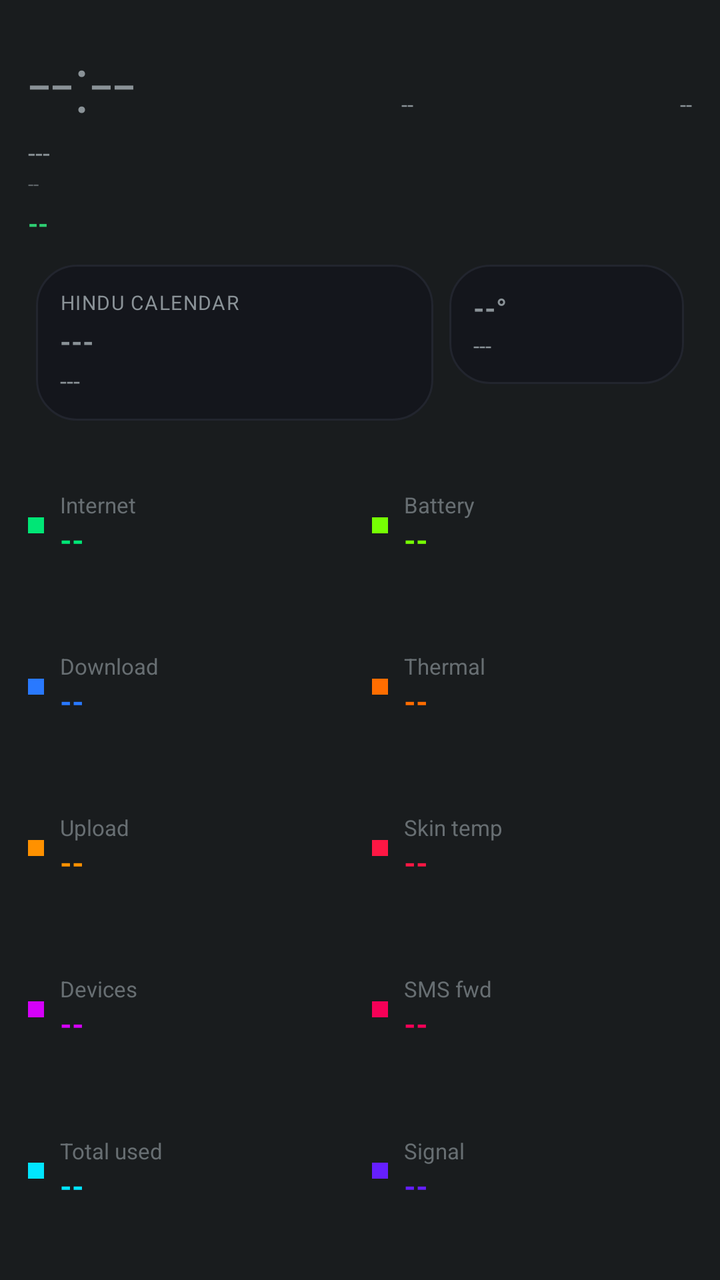
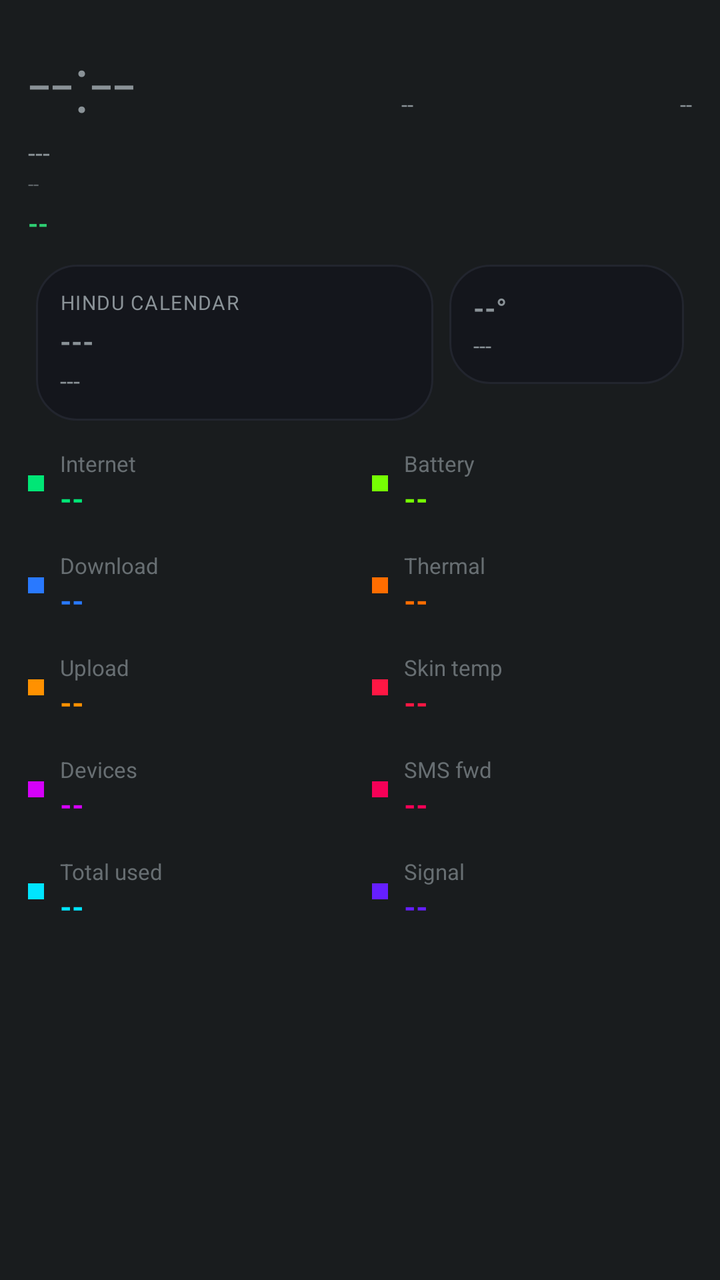

The first picture is an Android layout as it rendered before a commit; the second is the same layout after the commit. The layout source and the unified diff follow.
<!-- AndroidManifest.xml: application theme android:Theme.DeviceDefault.NoActionBar -->
<!-- res/layout/aod_layout_rainbow_dash.xml -->
<?xml version="1.0" encoding="utf-8"?>
<LinearLayout xmlns:android="http://schemas.android.com/apk/res/android"
    android:id="@+id/bg_root"
    android:layout_width="match_parent"
    android:layout_height="match_parent"
    android:orientation="vertical"
    android:padding="14dp">

    <LinearLayout
        android:layout_width="match_parent"
        android:layout_height="wrap_content"
        android:orientation="horizontal">

        <TextView
            android:id="@+id/clock"
            android:layout_width="wrap_content"
            android:layout_height="wrap_content"
            android:textSize="40sp"
            android:fontFamily="sans-serif-light"
            android:text="--:--" />

        <TextView
            android:id="@+id/net_type_badge"
            android:layout_width="0dp"
            android:layout_height="wrap_content"
            android:layout_weight="1"
            android:layout_gravity="top"
            android:gravity="end"
            android:textSize="11sp"
            android:text="--" />

        <TextView
            android:id="@+id/akd_badge"
            android:layout_width="0dp"
            android:layout_height="wrap_content"
            android:layout_weight="1"
            android:layout_gravity="top"
            android:gravity="end"
            android:textSize="11sp"
            android:text="--" />
    </LinearLayout>

    <TextView
        android:id="@+id/date"
        android:layout_width="wrap_content"
        android:layout_height="wrap_content"
        android:textSize="13sp"
        android:text="---" />

    <TextView
        android:id="@+id/perf_badge"
        android:layout_width="wrap_content"
        android:layout_height="wrap_content"
        android:textSize="10sp"
        android:alpha="0.6"
        android:text="--" />

    <TextView
        android:id="@+id/health_badge"
        android:layout_width="wrap_content"
        android:layout_height="wrap_content"
        android:layout_marginTop="4dp"
        android:textAllCaps="true"
        android:textStyle="bold"
        android:textSize="13sp"
        android:textColor="#2ecc71"
        android:text="--" />

    <TextView
        android:id="@+id/muhurat_badge"
        android:layout_width="wrap_content"
        android:layout_height="wrap_content"
        android:textSize="11sp"
        android:textStyle="bold"
        android:visibility="gone"
        android:text="--" />

    <LinearLayout
        android:layout_width="match_parent"
        android:layout_height="wrap_content"
        android:orientation="horizontal"
        android:layout_marginTop="8dp">

        <LinearLayout
            android:id="@+id/panchang_card"
            android:layout_width="0dp"
            android:layout_height="wrap_content"
            android:layout_weight="1.7"
            android:layout_margin="4dp"
            android:background="@drawable/bg_card"
            android:orientation="vertical"
            android:gravity="center_vertical"
            android:padding="12dp">

            <TextView
                android:id="@+id/panchang_header"
                android:layout_width="wrap_content"
                android:layout_height="wrap_content"
                android:textSize="10sp"
                android:textAllCaps="true"
                android:letterSpacing="0.05"
                android:text="Hindu calendar" />

            <TextView
                android:id="@+id/panchang_tithi"
                android:layout_width="match_parent"
                android:layout_height="wrap_content"
                android:layout_marginTop="3dp"
                android:textStyle="bold"
                android:maxLines="1"
                android:autoSizeTextType="uniform"
                android:autoSizeMinTextSize="13sp"
                android:autoSizeMaxTextSize="18sp"
                android:text="---" />

            <TextView
                android:id="@+id/panchang_nakshatra"
                android:layout_width="match_parent"
                android:layout_height="wrap_content"
                android:layout_marginTop="2dp"
                android:textSize="12sp"
                android:maxLines="1"
                android:ellipsize="end"
                android:text="---" />
        </LinearLayout>

        <LinearLayout
            android:id="@+id/weather_card"
            android:layout_width="0dp"
            android:layout_height="wrap_content"
            android:layout_weight="1"
            android:layout_margin="4dp"
            android:background="@drawable/bg_card"
            android:orientation="vertical"
            android:gravity="center_vertical"
            android:padding="12dp">

            <TextView
                android:id="@+id/weather_temp"
                android:layout_width="match_parent"
                android:layout_height="wrap_content"
                android:textStyle="bold"
                android:maxLines="1"
                android:autoSizeTextType="uniform"
                android:autoSizeMinTextSize="14sp"
                android:autoSizeMaxTextSize="20sp"
                android:text="--°" />

            <TextView
                android:id="@+id/weather_condition"
                android:layout_width="match_parent"
                android:layout_height="wrap_content"
                android:layout_marginTop="2dp"
                android:textSize="11sp"
                android:maxLines="2"
                android:text="---" />
        </LinearLayout>
    </LinearLayout>

    
    <LinearLayout
        android:layout_width="match_parent"
        android:layout_height="0dp"
        android:layout_weight="1"
        android:orientation="horizontal"
        android:layout_marginTop="8dp">

        <LinearLayout android:layout_width="0dp" android:layout_height="match_parent" android:layout_weight="1" android:orientation="vertical" android:layout_marginEnd="6dp">
            <LinearLayout android:id="@+id/row8" android:layout_width="match_parent" android:layout_height="0dp" android:layout_weight="1" android:orientation="horizontal" android:gravity="center_vertical">
                <View android:layout_width="8dp" android:layout_height="8dp" android:layout_marginEnd="8dp" android:background="#00e676" />
                <LinearLayout android:layout_width="0dp" android:layout_height="wrap_content" android:layout_weight="1" android:orientation="vertical">
                    <TextView android:id="@+id/stat_label" android:layout_width="wrap_content" android:layout_height="wrap_content" android:textSize="11sp" android:alpha="0.7" android:text="Internet" />
                    <TextView android:id="@+id/stat_value" android:layout_width="wrap_content" android:layout_height="wrap_content" android:textStyle="bold" android:textSize="15sp" android:textColor="#00e676" android:text="--" />
                </LinearLayout>
            </LinearLayout>
            <LinearLayout android:id="@+id/row0" android:layout_width="match_parent" android:layout_height="0dp" android:layout_weight="1" android:orientation="horizontal" android:gravity="center_vertical">
                <View android:layout_width="8dp" android:layout_height="8dp" android:layout_marginEnd="8dp" android:background="#2979ff" />
                <LinearLayout android:layout_width="0dp" android:layout_height="wrap_content" android:layout_weight="1" android:orientation="vertical">
                    <TextView android:id="@+id/stat_label" android:layout_width="wrap_content" android:layout_height="wrap_content" android:textSize="11sp" android:alpha="0.7" android:text="Download" />
                    <TextView android:id="@+id/stat_value" android:layout_width="wrap_content" android:layout_height="wrap_content" android:textStyle="bold" android:textSize="15sp" android:textColor="#2979ff" android:text="--" />
                </LinearLayout>
            </LinearLayout>
            <LinearLayout android:id="@+id/row1" android:layout_width="match_parent" android:layout_height="0dp" android:layout_weight="1" android:orientation="horizontal" android:gravity="center_vertical">
                <View android:layout_width="8dp" android:layout_height="8dp" android:layout_marginEnd="8dp" android:background="#ff9100" />
                <LinearLayout android:layout_width="0dp" android:layout_height="wrap_content" android:layout_weight="1" android:orientation="vertical">
                    <TextView android:id="@+id/stat_label" android:layout_width="wrap_content" android:layout_height="wrap_content" android:textSize="11sp" android:alpha="0.7" android:text="Upload" />
                    <TextView android:id="@+id/stat_value" android:layout_width="wrap_content" android:layout_height="wrap_content" android:textStyle="bold" android:textSize="15sp" android:textColor="#ff9100" android:text="--" />
                </LinearLayout>
            </LinearLayout>
            <LinearLayout android:id="@+id/row2" android:layout_width="match_parent" android:layout_height="0dp" android:layout_weight="1" android:orientation="horizontal" android:gravity="center_vertical">
                <View android:layout_width="8dp" android:layout_height="8dp" android:layout_marginEnd="8dp" android:background="#d500f9" />
                <LinearLayout android:layout_width="0dp" android:layout_height="wrap_content" android:layout_weight="1" android:orientation="vertical">
                    <TextView android:id="@+id/stat_label" android:layout_width="wrap_content" android:layout_height="wrap_content" android:textSize="11sp" android:alpha="0.7" android:text="Devices" />
                    <TextView android:id="@+id/stat_value" android:layout_width="wrap_content" android:layout_height="wrap_content" android:textStyle="bold" android:textSize="15sp" android:textColor="#d500f9" android:text="--" />
                </LinearLayout>
            </LinearLayout>
            <LinearLayout android:id="@+id/row3" android:layout_width="match_parent" android:layout_height="0dp" android:layout_weight="1" android:orientation="horizontal" android:gravity="center_vertical">
                <View android:layout_width="8dp" android:layout_height="8dp" android:layout_marginEnd="8dp" android:background="#00e5ff" />
                <LinearLayout android:layout_width="0dp" android:layout_height="wrap_content" android:layout_weight="1" android:orientation="vertical">
                    <TextView android:id="@+id/stat_label" android:layout_width="wrap_content" android:layout_height="wrap_content" android:textSize="11sp" android:alpha="0.7" android:text="Total used" />
                    <TextView android:id="@+id/stat_value" android:layout_width="wrap_content" android:layout_height="wrap_content" android:textStyle="bold" android:textSize="15sp" android:textColor="#00e5ff" android:text="--" />
                </LinearLayout>
            </LinearLayout>
        </LinearLayout>

        <LinearLayout android:layout_width="0dp" android:layout_height="match_parent" android:layout_weight="1" android:orientation="vertical" android:layout_marginStart="6dp">
            <LinearLayout android:id="@+id/row4" android:layout_width="match_parent" android:layout_height="0dp" android:layout_weight="1" android:orientation="horizontal" android:gravity="center_vertical">
                <View android:layout_width="8dp" android:layout_height="8dp" android:layout_marginEnd="8dp" android:background="#76ff03" />
                <LinearLayout android:layout_width="0dp" android:layout_height="wrap_content" android:layout_weight="1" android:orientation="vertical">
                    <TextView android:id="@+id/stat_label" android:layout_width="wrap_content" android:layout_height="wrap_content" android:textSize="11sp" android:alpha="0.7" android:text="Battery" />
                    <TextView android:id="@+id/stat_value" android:layout_width="wrap_content" android:layout_height="wrap_content" android:textStyle="bold" android:textSize="15sp" android:textColor="#76ff03" android:text="--" />
                </LinearLayout>
            </LinearLayout>
            <LinearLayout android:id="@+id/row5" android:layout_width="match_parent" android:layout_height="0dp" android:layout_weight="1" android:orientation="horizontal" android:gravity="center_vertical">
                <View android:layout_width="8dp" android:layout_height="8dp" android:layout_marginEnd="8dp" android:background="#ff6d00" />
                <LinearLayout android:layout_width="0dp" android:layout_height="wrap_content" android:layout_weight="1" android:orientation="vertical">
                    <TextView android:id="@+id/stat_label" android:layout_width="wrap_content" android:layout_height="wrap_content" android:textSize="11sp" android:alpha="0.7" android:text="Thermal" />
                    <TextView android:id="@+id/stat_value" android:layout_width="wrap_content" android:layout_height="wrap_content" android:textStyle="bold" android:textSize="15sp" android:textColor="#ff6d00" android:text="--" />
                </LinearLayout>
            </LinearLayout>
            <LinearLayout android:id="@+id/row6" android:layout_width="match_parent" android:layout_height="0dp" android:layout_weight="1" android:orientation="horizontal" android:gravity="center_vertical">
                <View android:layout_width="8dp" android:layout_height="8dp" android:layout_marginEnd="8dp" android:background="#ff1744" />
                <LinearLayout android:layout_width="0dp" android:layout_height="wrap_content" android:layout_weight="1" android:orientation="vertical">
                    <TextView android:id="@+id/stat_label" android:layout_width="wrap_content" android:layout_height="wrap_content" android:textSize="11sp" android:alpha="0.7" android:text="Skin temp" />
                    <TextView android:id="@+id/stat_value" android:layout_width="wrap_content" android:layout_height="wrap_content" android:textStyle="bold" android:textSize="15sp" android:textColor="#ff1744" android:text="--" />
                </LinearLayout>
            </LinearLayout>
            <LinearLayout android:id="@+id/row7" android:layout_width="match_parent" android:layout_height="0dp" android:layout_weight="1" android:orientation="horizontal" android:gravity="center_vertical">
                <View android:layout_width="8dp" android:layout_height="8dp" android:layout_marginEnd="8dp" android:background="#f50057" />
                <LinearLayout android:layout_width="0dp" android:layout_height="wrap_content" android:layout_weight="1" android:orientation="vertical">
                    <TextView android:id="@+id/stat_label" android:layout_width="wrap_content" android:layout_height="wrap_content" android:textSize="11sp" android:alpha="0.7" android:text="SMS fwd" />
                    <TextView android:id="@+id/stat_value" android:layout_width="wrap_content" android:layout_height="wrap_content" android:textStyle="bold" android:textSize="15sp" android:textColor="#f50057" android:text="--" />
                </LinearLayout>
            </LinearLayout>
            <LinearLayout android:id="@+id/row9" android:layout_width="match_parent" android:layout_height="0dp" android:layout_weight="1" android:orientation="horizontal" android:gravity="center_vertical">
                <View android:layout_width="8dp" android:layout_height="8dp" android:layout_marginEnd="8dp" android:background="#651fff" />
                <LinearLayout android:layout_width="0dp" android:layout_height="wrap_content" android:layout_weight="1" android:orientation="vertical">
                    <TextView android:id="@+id/stat_label" android:layout_width="wrap_content" android:layout_height="wrap_content" android:textSize="11sp" android:alpha="0.7" android:text="Signal" />
                    <TextView android:id="@+id/stat_value" android:layout_width="wrap_content" android:layout_height="wrap_content" android:textStyle="bold" android:textSize="15sp" android:textColor="#651fff" android:text="--" />
                </LinearLayout>
            </LinearLayout>
        </LinearLayout>
    </LinearLayout>

</LinearLayout>
<!-- resources referenced by this layout -->
<resources>
  <!-- drawable bg_card (drawable) -->
  <?xml version="1.0" encoding="utf-8"?>
  <shape xmlns:android="http://schemas.android.com/apk/res/android">
      <solid android:color="#14161C" />
      <corners android:radius="20dp" />
      <stroke android:width="1dp" android:color="#22252E" />
  </shape>
</resources>

<!-- the commit's change to res/layout/aod_layout_rainbow_dash.xml (unified diff, before → after) -->
@@ -160,41 +160,40 @@
     
     <LinearLayout
         android:layout_width="match_parent"
-        android:layout_height="0dp"
-        android:layout_weight="1"
+        android:layout_height="wrap_content"
         android:orientation="horizontal"
-        android:layout_marginTop="8dp">
-
-        <LinearLayout android:layout_width="0dp" android:layout_height="match_parent" android:layout_weight="1" android:orientation="vertical" android:layout_marginEnd="6dp">
-            <LinearLayout android:id="@+id/row8" android:layout_width="match_parent" android:layout_height="0dp" android:layout_weight="1" android:orientation="horizontal" android:gravity="center_vertical">
+        android:layout_marginTop="10dp">
+
+        <LinearLayout android:layout_width="0dp" android:layout_height="wrap_content" android:layout_weight="1" android:orientation="vertical" android:layout_marginEnd="6dp">
+            <LinearLayout android:id="@+id/row8" android:layout_width="match_parent" android:layout_height="wrap_content" android:orientation="horizontal" android:gravity="center_vertical" android:layout_marginBottom="16dp">
                 <View android:layout_width="8dp" android:layout_height="8dp" android:layout_marginEnd="8dp" android:background="#00e676" />
                 <LinearLayout android:layout_width="0dp" android:layout_height="wrap_content" android:layout_weight="1" android:orientation="vertical">
                     <TextView android:id="@+id/stat_label" android:layout_width="wrap_content" android:layout_height="wrap_content" android:textSize="11sp" android:alpha="0.7" android:text="Internet" />
                     <TextView android:id="@+id/stat_value" android:layout_width="wrap_content" android:layout_height="wrap_content" android:textStyle="bold" android:textSize="15sp" android:textColor="#00e676" android:text="--" />
                 </LinearLayout>
             </LinearLayout>
-            <LinearLayout android:id="@+id/row0" android:layout_width="match_parent" android:layout_height="0dp" android:layout_weight="1" android:orientation="horizontal" android:gravity="center_vertical">
+            <LinearLayout android:id="@+id/row0" android:layout_width="match_parent" android:layout_height="wrap_content" android:orientation="horizontal" android:gravity="center_vertical" android:layout_marginBottom="16dp">
                 <View android:layout_width="8dp" android:layout_height="8dp" android:layout_marginEnd="8dp" android:background="#2979ff" />
                 <LinearLayout android:layout_width="0dp" android:layout_height="wrap_content" android:layout_weight="1" android:orientation="vertical">
                     <TextView android:id="@+id/stat_label" android:layout_width="wrap_content" android:layout_height="wrap_content" android:textSize="11sp" android:alpha="0.7" android:text="Download" />
                     <TextView android:id="@+id/stat_value" android:layout_width="wrap_content" android:layout_height="wrap_content" android:textStyle="bold" android:textSize="15sp" android:textColor="#2979ff" android:text="--" />
                 </LinearLayout>
             </LinearLayout>
-            <LinearLayout android:id="@+id/row1" android:layout_width="match_parent" android:layout_height="0dp" android:layout_weight="1" android:orientation="horizontal" android:gravity="center_vertical">
+            <LinearLayout android:id="@+id/row1" android:layout_width="match_parent" android:layout_height="wrap_content" android:orientation="horizontal" android:gravity="center_vertical" android:layout_marginBottom="16dp">
                 <View android:layout_width="8dp" android:layout_height="8dp" android:layout_marginEnd="8dp" android:background="#ff9100" />
                 <LinearLayout android:layout_width="0dp" android:layout_height="wrap_content" android:layout_weight="1" android:orientation="vertical">
                     <TextView android:id="@+id/stat_label" android:layout_width="wrap_content" android:layout_height="wrap_content" android:textSize="11sp" android:alpha="0.7" android:text="Upload" />
                     <TextView android:id="@+id/stat_value" android:layout_width="wrap_content" android:layout_height="wrap_content" android:textStyle="bold" android:textSize="15sp" android:textColor="#ff9100" android:text="--" />
                 </LinearLayout>
             </LinearLayout>
-            <LinearLayout android:id="@+id/row2" android:layout_width="match_parent" android:layout_height="0dp" android:layout_weight="1" android:orientation="horizontal" android:gravity="center_vertical">
+            <LinearLayout android:id="@+id/row2" android:layout_width="match_parent" android:layout_height="wrap_content" android:orientation="horizontal" android:gravity="center_vertical" android:layout_marginBottom="16dp">
                 <View android:layout_width="8dp" android:layout_height="8dp" android:layout_marginEnd="8dp" android:background="#d500f9" />
                 <LinearLayout android:layout_width="0dp" android:layout_height="wrap_content" android:layout_weight="1" android:orientation="vertical">
                     <TextView android:id="@+id/stat_label" android:layout_width="wrap_content" android:layout_height="wrap_content" android:textSize="11sp" android:alpha="0.7" android:text="Devices" />
                     <TextView android:id="@+id/stat_value" android:layout_width="wrap_content" android:layout_height="wrap_content" android:textStyle="bold" android:textSize="15sp" android:textColor="#d500f9" android:text="--" />
                 </LinearLayout>
             </LinearLayout>
-            <LinearLayout android:id="@+id/row3" android:layout_width="match_parent" android:layout_height="0dp" android:layout_weight="1" android:orientation="horizontal" android:gravity="center_vertical">
+            <LinearLayout android:id="@+id/row3" android:layout_width="match_parent" android:layout_height="wrap_content" android:orientation="horizontal" android:gravity="center_vertical" android:layout_marginBottom="16dp">
                 <View android:layout_width="8dp" android:layout_height="8dp" android:layout_marginEnd="8dp" android:background="#00e5ff" />
                 <LinearLayout android:layout_width="0dp" android:layout_height="wrap_content" android:layout_weight="1" android:orientation="vertical">
                     <TextView android:id="@+id/stat_label" android:layout_width="wrap_content" android:layout_height="wrap_content" android:textSize="11sp" android:alpha="0.7" android:text="Total used" />
@@ -203,36 +202,36 @@
             </LinearLayout>
         </LinearLayout>
 
-        <LinearLayout android:layout_width="0dp" android:layout_height="match_parent" android:layout_weight="1" android:orientation="vertical" android:layout_marginStart="6dp">
-            <LinearLayout android:id="@+id/row4" android:layout_width="match_parent" android:layout_height="0dp" android:layout_weight="1" android:orientation="horizontal" android:gravity="center_vertical">
+        <LinearLayout android:layout_width="0dp" android:layout_height="wrap_content" android:layout_weight="1" android:orientation="vertical" android:layout_marginStart="6dp">
+            <LinearLayout android:id="@+id/row4" android:layout_width="match_parent" android:layout_height="wrap_content" android:orientation="horizontal" android:gravity="center_vertical" android:layout_marginBottom="16dp">
                 <View android:layout_width="8dp" android:layout_height="8dp" android:layout_marginEnd="8dp" android:background="#76ff03" />
                 <LinearLayout android:layout_width="0dp" android:layout_height="wrap_content" android:layout_weight="1" android:orientation="vertical">
                     <TextView android:id="@+id/stat_label" android:layout_width="wrap_content" android:layout_height="wrap_content" android:textSize="11sp" android:alpha="0.7" android:text="Battery" />
                     <TextView android:id="@+id/stat_value" android:layout_width="wrap_content" android:layout_height="wrap_content" android:textStyle="bold" android:textSize="15sp" android:textColor="#76ff03" android:text="--" />
                 </LinearLayout>
             </LinearLayout>
-            <LinearLayout android:id="@+id/row5" android:layout_width="match_parent" android:layout_height="0dp" android:layout_weight="1" android:orientation="horizontal" android:gravity="center_vertical">
+            <LinearLayout android:id="@+id/row5" android:layout_width="match_parent" android:layout_height="wrap_content" android:orientation="horizontal" android:gravity="center_vertical" android:layout_marginBottom="16dp">
                 <View android:layout_width="8dp" android:layout_height="8dp" android:layout_marginEnd="8dp" android:background="#ff6d00" />
                 <LinearLayout android:layout_width="0dp" android:layout_height="wrap_content" android:layout_weight="1" android:orientation="vertical">
                     <TextView android:id="@+id/stat_label" android:layout_width="wrap_content" android:layout_height="wrap_content" android:textSize="11sp" android:alpha="0.7" android:text="Thermal" />
                     <TextView android:id="@+id/stat_value" android:layout_width="wrap_content" android:layout_height="wrap_content" android:textStyle="bold" android:textSize="15sp" android:textColor="#ff6d00" android:text="--" />
                 </LinearLayout>
             </LinearLayout>
-            <LinearLayout android:id="@+id/row6" android:layout_width="match_parent" android:layout_height="0dp" android:layout_weight="1" android:orientation="horizontal" android:gravity="center_vertical">
+            <LinearLayout android:id="@+id/row6" android:layout_width="match_parent" android:layout_height="wrap_content" android:orientation="horizontal" android:gravity="center_vertical" android:layout_marginBottom="16dp">
                 <View android:layout_width="8dp" android:layout_height="8dp" android:layout_marginEnd="8dp" android:background="#ff1744" />
                 <LinearLayout android:layout_width="0dp" android:layout_height="wrap_content" android:layout_weight="1" android:orientation="vertical">
                     <TextView android:id="@+id/stat_label" android:layout_width="wrap_content" android:layout_height="wrap_content" android:textSize="11sp" android:alpha="0.7" android:text="Skin temp" />
                     <TextView android:id="@+id/stat_value" android:layout_width="wrap_content" android:layout_height="wrap_content" android:textStyle="bold" android:textSize="15sp" android:textColor="#ff1744" android:text="--" />
                 </LinearLayout>
             </LinearLayout>
-            <LinearLayout android:id="@+id/row7" android:layout_width="match_parent" android:layout_height="0dp" android:layout_weight="1" android:orientation="horizontal" android:gravity="center_vertical">
+            <LinearLayout android:id="@+id/row7" android:layout_width="match_parent" android:layout_height="wrap_content" android:orientation="horizontal" android:gravity="center_vertical" android:layout_marginBottom="16dp">
                 <View android:layout_width="8dp" android:layout_height="8dp" android:layout_marginEnd="8dp" android:background="#f50057" />
                 <LinearLayout android:layout_width="0dp" android:layout_height="wrap_content" android:layout_weight="1" android:orientation="vertical">
                     <TextView android:id="@+id/stat_label" android:layout_width="wrap_content" android:layout_height="wrap_content" android:textSize="11sp" android:alpha="0.7" android:text="SMS fwd" />
                     <TextView android:id="@+id/stat_value" android:layout_width="wrap_content" android:layout_height="wrap_content" android:textStyle="bold" android:textSize="15sp" android:textColor="#f50057" android:text="--" />
                 </LinearLayout>
             </LinearLayout>
-            <LinearLayout android:id="@+id/row9" android:layout_width="match_parent" android:layout_height="0dp" android:layout_weight="1" android:orientation="horizontal" android:gravity="center_vertical">
+            <LinearLayout android:id="@+id/row9" android:layout_width="match_parent" android:layout_height="wrap_content" android:orientation="horizontal" android:gravity="center_vertical" android:layout_marginBottom="16dp">
                 <View android:layout_width="8dp" android:layout_height="8dp" android:layout_marginEnd="8dp" android:background="#651fff" />
                 <LinearLayout android:layout_width="0dp" android:layout_height="wrap_content" android:layout_weight="1" android:orientation="vertical">
                     <TextView android:id="@+id/stat_label" android:layout_width="wrap_content" android:layout_height="wrap_content" android:textSize="11sp" android:alpha="0.7" android:text="Signal" />
